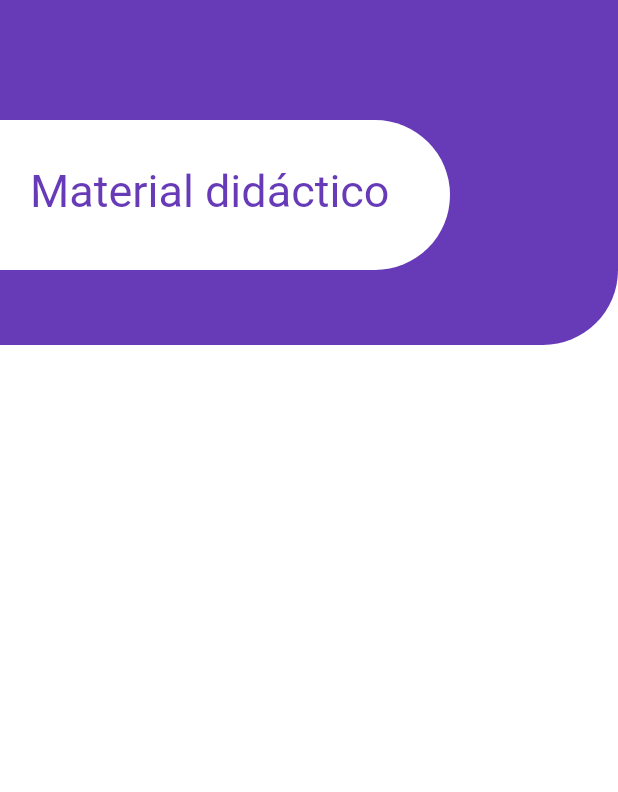
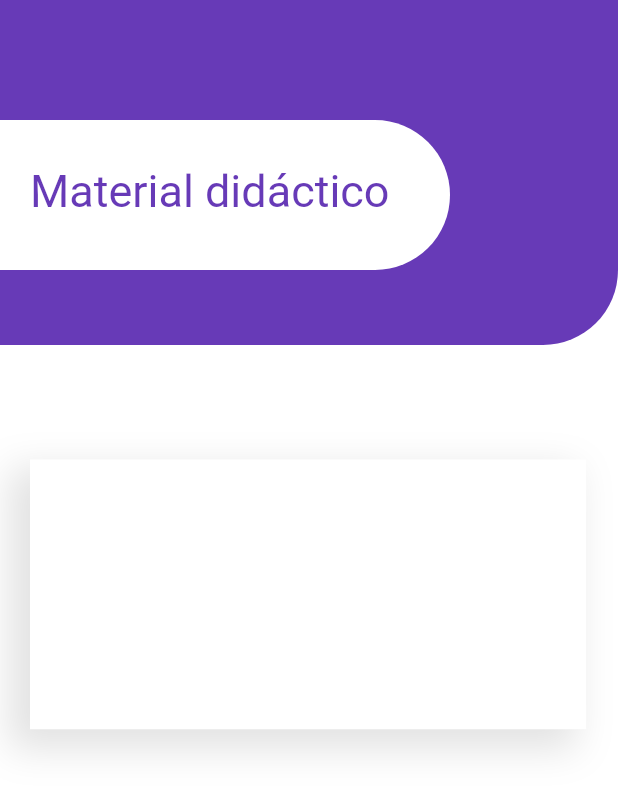
Before and after one commit to brandonrdgz/exaa_2, a Flutter app: the screen it shows after launch, on a phone screen of 412 x 824 dp. Shown: the top 792 px of the screen. Run offline on Flutter 3.47's test engine with Material 2 defaults, Android fonts, the phone set to English and light mode, and no system bars.

Commit message:
boxDecoration card for learning modules

```diff
--- a/lib/pages/learning_page.dart
+++ b/lib/pages/learning_page.dart
@@ -52,6 +52,36 @@
                 )
               ],
             ),
+          ),
+          SizedBox(
+            height: height * .05,
+          ),
+          Container(
+            height: 230,
+            child: Stack(
+              children: <Widget>[
+                Positioned(
+                  top: 35,
+                  left: 20,
+                  child: Material(
+                    child: Container(
+                      height: 180,
+                      width: width * 0.9,
+                      decoration: BoxDecoration(
+                          color: Colors.white,
+                          borderRadius: BorderRadius.circular(0.0),
+                          boxShadow: [
+                            new BoxShadow(
+                                color: Colors.grey.withOpacity(0.3),
+                                offset: new Offset(-10, 10),
+                                blurRadius: 20,
+                                spreadRadius: 4.0)
+                          ]),
+                    ),
+                  ),
+                )
+              ],
+            ),
           )
         ],
       ),
```
